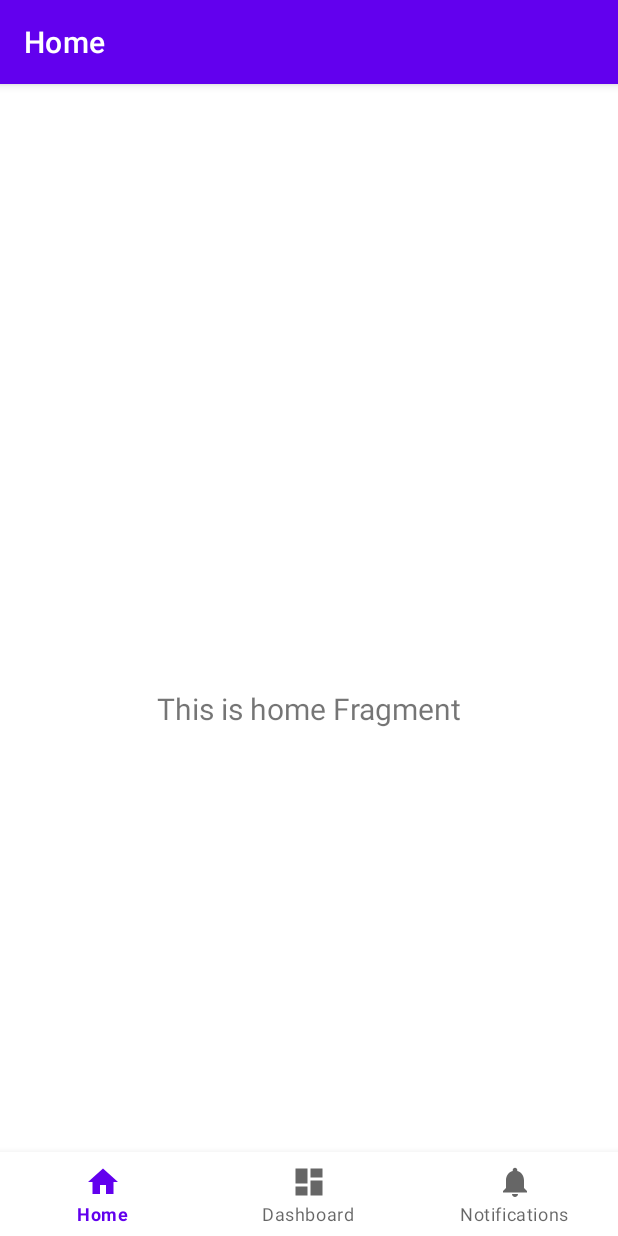
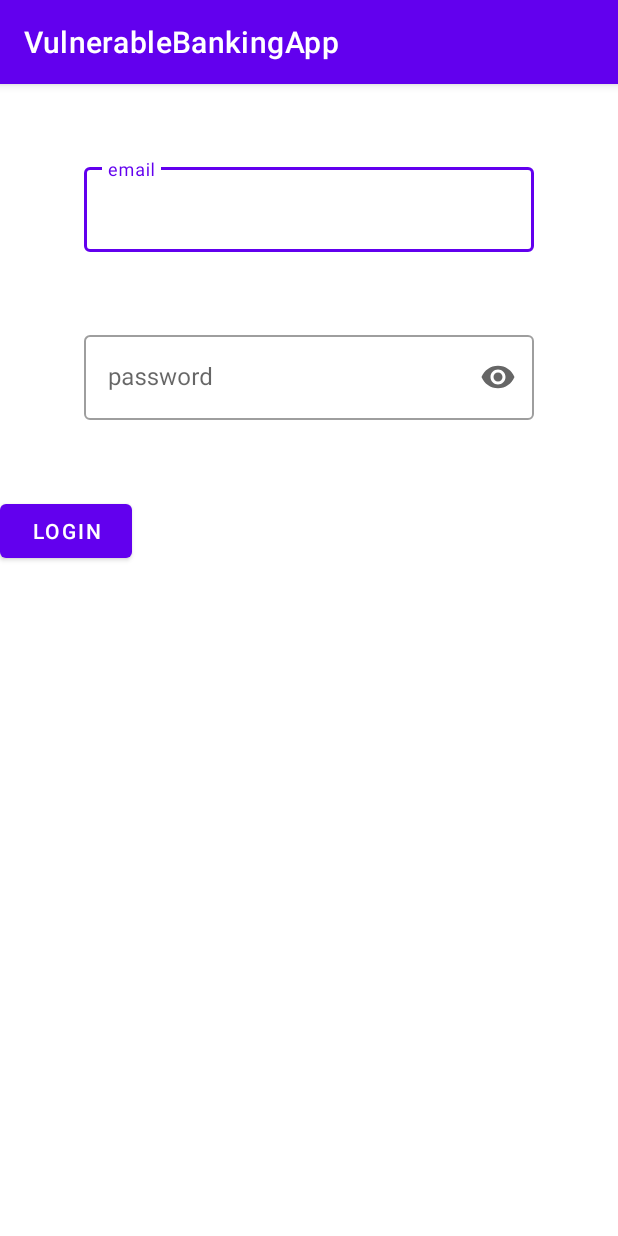
Before and after one commit to Vulnerable-applications-for-android/VulnerableAndroidApplication, an Android app: the screen it shows after launch (MainActivity before the commit, LoginActivity after it), on a phone screen of 412 x 824 dp. Run offline under Robolectric (Android 15) with nearby library versions, the phone set to English and light mode, and no system bars.

Commit message:
Login activity and xml created.

```diff
--- /dev/null
+++ b/VulnerableBankingApp/app/src/main/java/com/example/vulnerablebankingapp/LoginActivity.kt
@@ -0,0 +1,12 @@
+package com.example.vulnerablebankingapp
+
+import android.os.Bundle
+import androidx.appcompat.app.AppCompatActivity
+
+class LoginActivity : AppCompatActivity(){
+
+    override fun onCreate(savedInstanceState: Bundle?) {
+        super.onCreate(savedInstanceState)
+        setContentView(R.layout.activity_login)
+    }
+}
--- a/VulnerableBankingApp/app/src/main/java/com/example/vulnerablebankingapp/MainActivity.kt
+++ b/VulnerableBankingApp/app/src/main/java/com/example/vulnerablebankingapp/MainActivity.kt
@@ -19,7 +19,7 @@ class MainActivity : AppCompatActivity() {
         // Passing each menu ID as a set of Ids because each
         // menu should be considered as top level destinations.
         val appBarConfiguration = AppBarConfiguration(setOf(
-                R.id.navigation_home, R.id.navigation_dashboard, R.id.navigation_notifications))
+                R.id.overview_home, R.id.navigation_transaction, R.id.navigation_settings))
         setupActionBarWithNavController(navController, appBarConfiguration)
         navView.setupWithNavController(navController)
     }
--- a/VulnerableBankingApp/app/src/main/res/drawable/ic_dashboard_black_24dp.xml
+++ /dev/null
@@ -1,9 +0,0 @@
-<vector xmlns:android="http://schemas.android.com/apk/res/android"
-    android:width="24dp"
-    android:height="24dp"
-    android:viewportWidth="24.0"
-    android:viewportHeight="24.0">
-    <path
-        android:fillColor="#FF000000"
-        android:pathData="M3,13h8L11,3L3,3v10zM3,21h8v-6L3,15v6zM13,21h8L21,11h-8v10zM13,3v6h8L21,3h-8z" />
-</vector>
--- a/VulnerableBankingApp/app/src/main/res/drawable/ic_home_black_24dp.xml
+++ /dev/null
@@ -1,9 +0,0 @@
-<vector xmlns:android="http://schemas.android.com/apk/res/android"
-    android:width="24dp"
-    android:height="24dp"
-    android:viewportWidth="24.0"
-    android:viewportHeight="24.0">
-    <path
-        android:fillColor="#FF000000"
-        android:pathData="M10,20v-6h4v6h5v-8h3L12,3 2,12h3v8z" />
-</vector>
--- a/VulnerableBankingApp/app/src/main/res/drawable/ic_notifications_black_24dp.xml
+++ /dev/null
@@ -1,9 +0,0 @@
-<vector xmlns:android="http://schemas.android.com/apk/res/android"
-    android:width="24dp"
-    android:height="24dp"
-    android:viewportWidth="24.0"
-    android:viewportHeight="24.0">
-    <path
-        android:fillColor="#FF000000"
-        android:pathData="M12,22c1.1,0 2,-0.9 2,-2h-4c0,1.1 0.89,2 2,2zM18,16v-5c0,-3.07 -1.64,-5.64 -4.5,-6.32L13.5,4c0,-0.83 -0.67,-1.5 -1.5,-1.5s-1.5,0.67 -1.5,1.5v0.68C7.63,5.36 6,7.92 6,11v5l-2,2v1h16v-1l-2,-2z" />
-</vector>
--- /dev/null
+++ b/VulnerableBankingApp/app/src/main/res/layout/activity_login.xml
@@ -0,0 +1,48 @@
+<?xml version="1.0" encoding="utf-8"?>
+<androidx.appcompat.widget.LinearLayoutCompat
+    xmlns:android="http://schemas.android.com/apk/res/android"
+    android:layout_width="match_parent"
+    android:layout_height="match_parent"
+    xmlns:app="http://schemas.android.com/apk/res-auto"
+    android:orientation="vertical">
+    <com.google.android.material.textfield.TextInputLayout
+        android:id="@+id/TextFieldEmail"
+        android:layout_width="300dp"
+        android:layout_height="wrap_content"
+        android:layout_gravity="center"
+        android:layout_marginTop="50dp"
+        android:hint="@string/email"
+        style="@style/Widget.MaterialComponents.TextInputLayout.OutlinedBox">
+        <com.google.android.material.textfield.TextInputEditText
+            android:layout_width="match_parent"
+            android:layout_height="wrap_content" />
+    </com.google.android.material.textfield.TextInputLayout>
+    <com.google.android.material.textfield.TextInputLayout
+        android:id="@+id/TextFieldPassword"
+        android:layout_width="300dp"
+        android:layout_height="wrap_content"
+        android:layout_gravity="center"
+        android:layout_marginTop="50dp"
+        android:hint="@string/password"
+        app:endIconMode="password_toggle"
+        style="@style/Widget.MaterialComponents.TextInputLayout.OutlinedBox">
+        <com.google.android.material.textfield.TextInputEditText
+            android:layout_width="match_parent"
+            android:layout_height="wrap_content"
+            android:inputType="textPassword"
+            />
+    </com.google.android.material.textfield.TextInputLayout>
+    <androidx.appcompat.widget.LinearLayoutCompat
+        android:layout_width="match_parent"
+        android:layout_height="wrap_content"
+        android:orientation="horizontal"
+        android:layout_marginTop="50dp">
+
+        <com.google.android.material.button.MaterialButton
+            android:layout_width="wrap_content"
+            android:layout_height="wrap_content"
+            android:layout_gravity="center"
+            android:onClick="buttonLogInOnClick"
+            android:text="@string/login" />
+    </androidx.appcompat.widget.LinearLayoutCompat>
+</androidx.appcompat.widget.LinearLayoutCompat>
--- a/VulnerableBankingApp/app/src/main/res/menu/bottom_nav_menu.xml
+++ b/VulnerableBankingApp/app/src/main/res/menu/bottom_nav_menu.xml
@@ -2,18 +2,18 @@
 <menu xmlns:android="http://schemas.android.com/apk/res/android">
 
     <item
-        android:id="@+id/navigation_home"
-        android:icon="@drawable/ic_home_black_24dp"
-        android:title="@string/title_home" />
+        android:id="@+id/overview_home"
+        android:icon="@drawable/ic_sharp_list_24"
+        android:title="@string/title_overview" />
 
     <item
-        android:id="@+id/navigation_dashboard"
-        android:icon="@drawable/ic_dashboard_black_24dp"
-        android:title="@string/title_dashboard" />
+        android:id="@+id/navigation_transaction"
+        android:icon="@drawable/ic_sharp_payments_24"
+        android:title="@string/title_transaction" />
 
     <item
-        android:id="@+id/navigation_notifications"
-        android:icon="@drawable/ic_notifications_black_24dp"
-        android:title="@string/title_notifications" />
+        android:id="@+id/navigation_settings"
+        android:icon="@drawable/ic_sharp_settings_24"
+        android:title="@string/title_settings" />
 
 </menu>
--- a/VulnerableBankingApp/app/src/main/res/navigation/mobile_navigation.xml
+++ b/VulnerableBankingApp/app/src/main/res/navigation/mobile_navigation.xml
@@ -3,23 +3,24 @@
     xmlns:app="http://schemas.android.com/apk/res-auto"
     xmlns:tools="http://schemas.android.com/tools"
     android:id="@+id/mobile_navigation"
-    app:startDestination="@+id/navigation_home">
+    android:label="@string/title_settings"
+    app:startDestination="@+id/overview_home">
 
     <fragment
-        android:id="@+id/navigation_home"
+        android:id="@+id/overview_home"
         android:name="com.example.vulnerablebankingapp.ui.home.HomeFragment"
-        android:label="@string/title_home"
+        android:label="@string/title_overview"
         tools:layout="@layout/fragment_home" />
 
     <fragment
-        android:id="@+id/navigation_dashboard"
+        android:id="@+id/navigation_transaction"
         android:name="com.example.vulnerablebankingapp.ui.dashboard.DashboardFragment"
-        android:label="@string/title_dashboard"
+        android:label="@string/title_transaction"
         tools:layout="@layout/fragment_dashboard" />
 
     <fragment
-        android:id="@+id/navigation_notifications"
+        android:id="@+id/navigation_settings"
         android:name="com.example.vulnerablebankingapp.ui.notifications.NotificationsFragment"
-        android:label="@string/title_notifications"
+        android:label="@string/title_settings"
         tools:layout="@layout/fragment_notifications" />
 </navigation>
--- a/VulnerableBankingApp/app/src/main/res/values/strings.xml
+++ b/VulnerableBankingApp/app/src/main/res/values/strings.xml
@@ -1,6 +1,9 @@
 <resources>
     <string name="app_name">VulnerableBankingApp</string>
-    <string name="title_home">Home</string>
-    <string name="title_dashboard">Dashboard</string>
-    <string name="title_notifications">Notifications</string>
+    <string name="title_overview">Overview</string>
+    <string name="title_transaction">Transaction</string>
+    <string name="title_settings">Settings</string>
+    <string name="email">email</string>
+    <string name="password">password</string>
+    <string name="login">login</string>
 </resources>
```
Also changed, not shown: VulnerableBankingApp/app/src/main/AndroidManifest.xml (+6 -1 lines), VulnerableBankingApp/app/src/main/res/drawable/ic_sharp_list_24.xml (added, +10 -0 lines), VulnerableBankingApp/app/src/main/res/drawable/ic_sharp_payments_24.xml (added, +10 -0 lines), VulnerableBankingApp/app/src/main/res/drawable/ic_sharp_settings_24.xml (added, +10 -0 lines).
